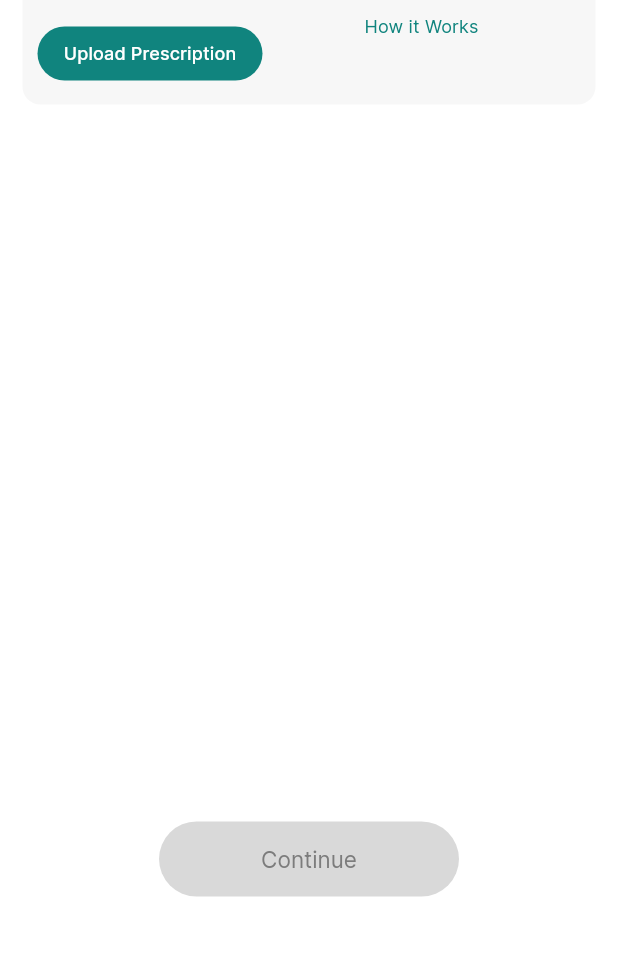
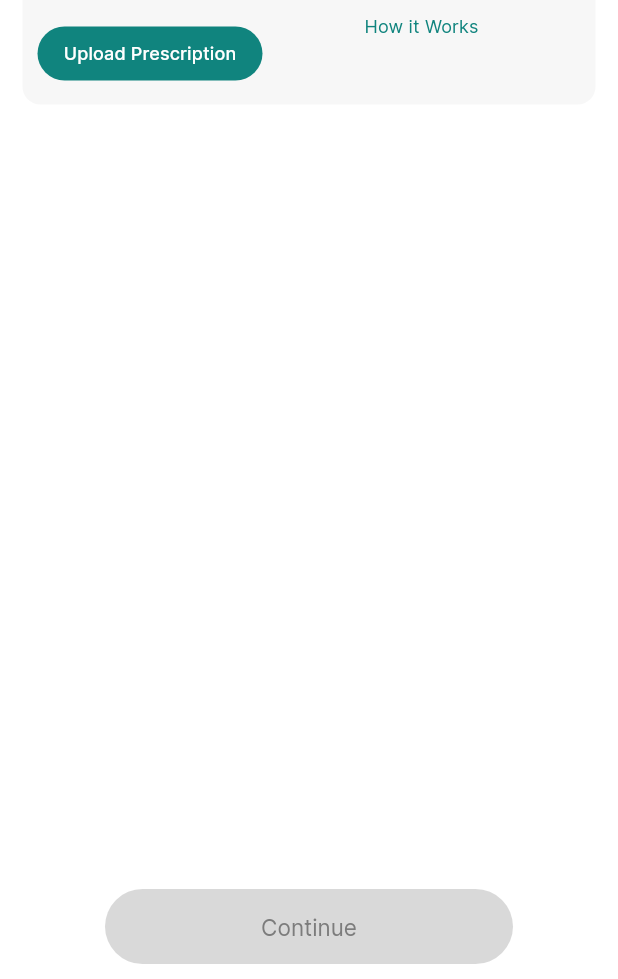
Before and after one commit to kevin-savaliya/Medic-Medicine-E-commerce, a Flutter app: the UploadPrescription screen opened directly, on a phone screen of 412 x 824 dp, the part 257-1236 px from its top. Run offline on Flutter 3.47's test engine with Material 2 defaults, Android fonts, the phone set to English and light mode, and no system bars; our stand-ins replace cached_network_image, cloud_firestore, connectivity_plus, country_code_picker, easy_date_timeline, expansion_tile_card and 19 more; accounts and stored records are empty; project files that could hold a hidden picture were left out.

Commit message:
Upload Prescription

```diff
--- a/lib/controller/auth_controller.dart
+++ b/lib/controller/auth_controller.dart
@@ -47,6 +47,8 @@ class AuthController extends GetxController {
   AppStorage appStorage = AppStorage();
 
   static const continueButtonId = 'continueButtonId';
+
+  var isLoggedIn = false.obs;
 
   CountryCode? countryData;
 
@@ -125,6 +127,7 @@ class AuthController extends GetxController {
             isOtpSent = false.obs;
             update([continueButtonId]);
             _auth.signInWithCredential(credential).then((value) {
+
               showInSnackBar(ConstString.successLogin, isSuccess: true);
               return;
             });
@@ -273,8 +276,8 @@ class AuthController extends GetxController {
         if (user.phoneNumber == null) {
           result = await user.linkWithCredential(phoneAuthCredential);
           log('data to check 1 ${getPhoneNumber()}');
-          var gotUser = await _createUserInUserCollection(result,
-              displayName: getUserName());
+          // var gotUser = await _createUserInUserCollection(result,
+          //     displayName: getUserName());
         } else {
           result = await _auth.signInWithCredential(phoneAuthCredential);
           log(ConstString.successLogin);
--- a/lib/screen/reminder_screen.dart
+++ b/lib/screen/reminder_screen.dart
@@ -143,8 +143,8 @@ class ReminderScreen extends StatelessWidget {
                     height: 0,
                   ),
           ),
-          body: TabBarView(
-              children: [weekWidget(), monthWidget(), const yearWidget()]),
+          body:
+              TabBarView(children: [weekWidget(), monthWidget(), yearWidget()]),
           floatingActionButton: Padding(
             padding: const EdgeInsets.only(bottom: 65),
             child: FloatingActionButton(
@@ -635,6 +635,7 @@ class yearWidget extends GetWidget<ReminderController> {
                         fullDate, isSelected) {
                       return Container(
                         width: 45,
+                        clipBehavior: Clip.antiAliasWithSaveLayer,
                         decoration: BoxDecoration(
                             color: isSelected
                                 ? AppColors.primaryColor
--- a/lib/screen/upload_pres_screen.dart
+++ b/lib/screen/upload_pres_screen.dart
@@ -5,14 +5,14 @@ import 'dart:io';
 import 'package:flutter/material.dart';
 import 'package:flutter_svg/flutter_svg.dart';
 import 'package:get/get.dart';
+import 'package:medic/controller/upload_pres_controller.dart';
 import 'package:medic/theme/colors.dart';
 import 'package:medic/utils/app_font.dart';
 import 'package:medic/utils/assets.dart';
 import 'package:medic/utils/string.dart';
-import 'package:medic/widgets/pick_image.dart';
 
 class UploadPrescription extends StatelessWidget {
-  PickImageController pickImageController = Get.put(PickImageController());
+  UploadPresController presController = Get.put(UploadPresController());
 
   UploadPrescription({super.key});
 
@@ -43,11 +43,41 @@ class UploadPrescription extends StatelessWidget {
         shadowColor: AppColors.txtGrey.withOpacity(0.2),
       ),
       body: uploadPresWidget(context),
+      bottomSheet: Container(
+        color: AppColors.white,
+        padding: EdgeInsets.symmetric(horizontal: 70, vertical: 10),
+        width: double.infinity,
+        child: Obx(
+          () => ElevatedButton(
+              onPressed: () {
+                if (presController.isValidate()) {
+                  presController.storePrescription(presController.titleController.text.trim(), presController.selectedImages);
+                }
+              },
+              style: ElevatedButton.styleFrom(
+                  backgroundColor: presController.selectedImages.isEmpty
+                      ? AppColors.indGrey
+                      : AppColors.primaryColor,
+                  fixedSize: const Size(200, 50),
+                  elevation: 0,
+                  shape: RoundedRectangleBorder(
+                      borderRadius: BorderRadius.circular(30))),
+              child: Text(
+                ConstString.btnContinue,
+                style: Theme.of(context).textTheme.displayMedium!.copyWith(
+                      color: presController.selectedImages.isEmpty
+                          ? AppColors.skipGrey
+                          : AppColors.white,
+                    ),
+              )),
+        ),
+      ),
     );
   }
 
   Widget uploadPresWidget(BuildContext context) {
-    return Padding(
+    return SingleChildScrollView(
+      child: Padding(
         padding: const EdgeInsets.symmetric(horizontal: 15, vertical: 15),
         child: Column(
           children: [
@@ -143,7 +173,7 @@ class UploadPrescription extends StatelessWidget {
               height: 20,
             ),
             Obx(
-            () => pickImageController.selectedImage != ""
+              () => presController.selectedImages.isNotEmpty
                   ? Column(
                       children: [
                         Align(
@@ -165,15 +195,85 @@ class UploadPrescription extends StatelessWidget {
                         ),
                         Align(
                           alignment: Alignment.centerLeft,
-                        child: Stack(
+                          child: Text(
+                            ConstString.pres,
+                            style: Theme.of(context)
+                                .textTheme
+                                .titleMedium!
+                                .copyWith(
+                                    color: AppColors.txtGrey,
+                                    fontFamily: AppFont.fontMedium,
+                                    fontSize: 13),
+                          ),
+                        ),
+                        SizedBox(
+                          height: 10,
+                        ),
+                        SizedBox(
+                          height: 60,
+                          child: TextFormField(
+                            textCapitalization: TextCapitalization.words,
+                            controller: presController.titleController,
+                            style: Theme.of(context)
+                                .textTheme
+                                .titleMedium!
+                                .copyWith(
+                                    color: AppColors.txtGrey, fontSize: 14),
+                            cursorColor: AppColors.txtGrey,
+                            decoration: InputDecoration(
+                                hintText: "Enter Prescription",
+                                hintStyle: Theme.of(context)
+                                    .textTheme
+                                    .titleMedium!
+                                    .copyWith(
+                                        fontFamily: AppFont.fontMedium,
+                                        color: AppColors.phoneGrey,
+                                        fontSize: 13.5),
+                                border: OutlineInputBorder(
+                                    borderRadius: BorderRadius.circular(40),
+                                    borderSide:
+                                        BorderSide(color: AppColors.decsGrey)),
+                                focusedBorder: OutlineInputBorder(
+                                  borderSide: BorderSide(
+                                      color: AppColors.decsGrey, width: 1),
+                                  borderRadius: BorderRadius.circular(30),
+                                ),
+                                disabledBorder: OutlineInputBorder(
+                                  borderSide: BorderSide(
+                                      color: AppColors.decsGrey, width: 1),
+                                  borderRadius: BorderRadius.circular(30),
+                                ),
+                                enabledBorder: OutlineInputBorder(
+                                  borderSide: BorderSide(
+                                      color: AppColors.decsGrey, width: 1),
+                                  borderRadius: BorderRadius.circular(30),
+                                ),
+                                contentPadding: const EdgeInsets.symmetric(
+                                    vertical: 5, horizontal: 20)),
+                          ),
+                        ),
+                        const SizedBox(
+                          height: 10,
+                        ),
+                        Container(
+                          height: 280,
+                          width: double.infinity,
+                          child: GridView.builder(
+                            itemCount: presController.selectedImages.length,
+                            gridDelegate:
+                                const SliverGridDelegateWithFixedCrossAxisCount(
+                                    crossAxisCount: 2, mainAxisSpacing: 15),
+                            itemBuilder: (context, index) {
+                              return Stack(
                                 children: [
                                   SizedBox(
                                     height: 150,
-                              width: 130,
+                                    width: 150,
                                     child: ClipRRect(
                                       borderRadius: BorderRadius.circular(10),
                                       child: Image.file(
-                                  File(pickImageController.selectedImage.value),
+                                        File(presController
+                                            .selectedImages[index].value),
                                         fit: BoxFit.cover,
                                       ),
                                     ),
@@ -182,24 +282,28 @@ class UploadPrescription extends StatelessWidget {
                                       bottom: 0,
                                       child: GestureDetector(
                                         onTap: () {
-                                    pickImageController.selectedImage.value =
-                                        "";
+                                          presController.selectedImages
+                                              .removeAt(index);
                                         },
                                         child: Container(
                                           height: 30,
-                                    width: 130,
+                                          width: 150,
                                           decoration: BoxDecoration(
                                               color: AppColors.darkPrimaryColor
                                                   .withOpacity(0.7),
-                                        borderRadius: const BorderRadius.only(
-                                            bottomRight: Radius.circular(10),
-                                            bottomLeft: Radius.circular(10))),
+                                              borderRadius:
+                                                  const BorderRadius.only(
+                                                      bottomRight:
+                                                          Radius.circular(10),
+                                                      bottomLeft:
+                                                          Radius.circular(10))),
                                           child: Padding(
                                             padding: const EdgeInsets.symmetric(
                                                 vertical: 5, horizontal: 10),
                                             child: Row(
                                               mainAxisAlignment:
-                                            MainAxisAlignment.spaceBetween,
+                                                  MainAxisAlignment
+                                                      .spaceBetween,
                                               children: [
                                                 Text(
                                                   ConstString.remove,
@@ -207,7 +311,8 @@ class UploadPrescription extends StatelessWidget {
                                                       .textTheme
                                                       .titleSmall!
                                                       .copyWith(
-                                                    color: AppColors.white),
+                                                          color:
+                                                              AppColors.white),
                                                 ),
                                                 SvgPicture.asset(
                                                   AppIcons.closeRed,
@@ -219,37 +324,16 @@ class UploadPrescription extends StatelessWidget {
                                         ),
                                       ))
                                 ],
+                              );
+                            },
                           ),
-                      ),
+                        )
                       ],
                     )
                   : const SizedBox(),
             ),
-          const Spacer(),
-          Obx(
-            () => ElevatedButton(
-                onPressed: () {},
-                style: ElevatedButton.styleFrom(
-                    backgroundColor: pickImageController.selectedImage == ""
-                        ? AppColors.indGrey
-                        : AppColors.primaryColor,
-                    fixedSize: const Size(200, 50),
-                    elevation: 0,
-                    shape: RoundedRectangleBorder(
-                        borderRadius: BorderRadius.circular(30))),
-                child: Text(
-                  ConstString.btnContinue,
-                  style: Theme.of(context).textTheme.displayMedium!.copyWith(
-                        color: pickImageController.selectedImage == ""
-                            ? AppColors.skipGrey
-                            : AppColors.white,
+          ],
         ),
-                )),
-          ),
-          const SizedBox(
-            height: 40,
-          )
-        ],
       ),
     );
   }
@@ -309,9 +393,7 @@ class UploadPrescription extends StatelessWidget {
                           child: GestureDetector(
                             onTap: () async {
                               Get.back();
-                              await pickImageController.pickImageFromCamera();
-                              // print(
-                              //     "Image : ${pickImageController.selectedImage}");
+                              await presController.pickImageFromCamera();
                             },
                             child: Container(
                               height: 40,
@@ -348,9 +430,7 @@ class UploadPrescription extends StatelessWidget {
                         Expanded(
                           child: GestureDetector(
                             onTap: () async {
-                              await pickImageController.pickImageFromGallery();
-                              // print(
-                              //     "Image : ${pickImageController.selectedImage}");
+                              await presController.pickImageFromGallery();
                             },
                             child: Container(
                               height: 40,
--- a/lib/utils/string.dart
+++ b/lib/utils/string.dart
@@ -96,6 +96,7 @@ class ConstString {
   static const String savedAddress = "Saved Address";
   static const String saveAddAs = "Save Address as*";
   static const String address = "Address";
+  static const String pres = "Prescription : ";
   static const String area = "Area, Sector, Locality*";
   static const String landmark = "Landmark";
   static const String noCategory = "No Category Found!";
--- a/pubspec.yaml
+++ b/pubspec.yaml
@@ -63,7 +63,6 @@ dependencies:
   loading_indicator: ^3.1.1
   shimmer: ^3.0.0
   syncfusion_flutter_datepicker: ^23.1.41
-  calendar_timeline: ^1.1.2
 
 dev_dependencies:
   flutter_test:
```
Also changed, not shown: lib/controller/medicine_controller.dart (+0 -7 lines), lib/controller/upload_pres_controller.dart (renamed from lib/widgets/pick_image.dart, +58 -5 lines), lib/screen/profile_screen.dart (+8 -12 lines), lib/widgets/app_dialogue.dart (+99 -75 lines), pubspec.lock. Lines whose indentation alone changed are shown as unchanged.
